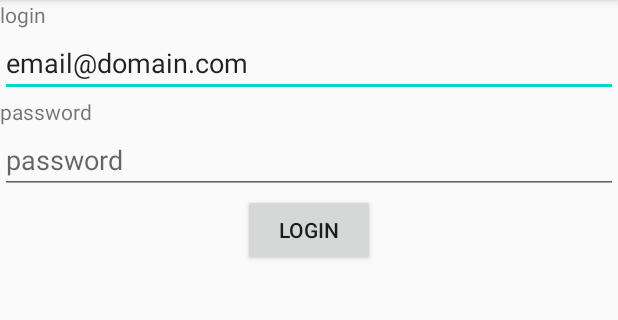
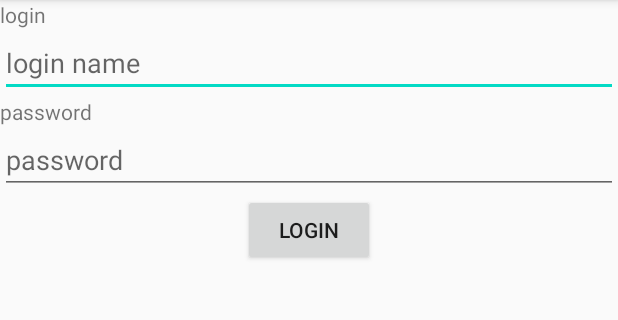
Before and after one commit to benkeun/CP470, an Android app: the screen it shows after launch (LoginActivity), on a phone screen of 412 x 824 dp, the part 84-404 px from its top. Run offline under Robolectric (Android 15) with nearby library versions, the phone set to English and light mode, and no system bars.

Commit message:
Finished Part 2

```diff
--- a/app/src/main/java/com/example/androidassignments/LoginActivity.java
+++ b/app/src/main/java/com/example/androidassignments/LoginActivity.java
@@ -23,18 +23,18 @@ public class LoginActivity extends AppCompatActivity {
         Log.i(ACTIVITY_NAME, "In onCreate()");
         loginEmail = findViewById(R.id.LoginText);
         loginButton=findViewById(R.id.LoginButton);
-        sharedPref = this.getPreferences(Context.MODE_PRIVATE);
-        String SavedEmail=sharedPref.getString(getString(R.string.pref_file_key), "email@domain.com");
-        loginEmail.setText(SavedEmail);
+        sharedPref = this.getSharedPreferences(getString(R.string.pref_file_key),Context.MODE_PRIVATE);
+        String SavedEmail=sharedPref.getString(getString(R.string.EmailKey), "email@domain.com");
+
         loginButton.setOnClickListener(new View.OnClickListener() {
             @Override
             public void onClick(View view) {
                 // Pass in the mime type you'd like to allow the user to select
                 // as the input
                 SharedPreferences.Editor editor = sharedPref.edit();
-                editor.putString(getString(R.string.pref_file_key), String.valueOf(loginEmail.getText()));
+                editor.putString(getString(R.string.EmailKey), String.valueOf(loginEmail.getText()));
                 editor.commit();
-                Intent intent = new Intent(LoginActivity.this, MainActivity.class);
+                Intent intent = new Intent(getApplicationContext(), MainActivity.class);
                 startActivity(intent);
             }
         });
--- a/app/src/main/res/values/strings.xml
+++ b/app/src/main/res/values/strings.xml
@@ -9,7 +9,8 @@
     <string name="RadioButton">RadioButton</string>
     <string name="LoginHint">login name</string>
     <string name="LoginButton">Login</string>
-    <string name="pref_file_key" translatable="false">defaultEmail</string>
+    <string name="pref_file_key" translatable="false">prefFile</string>
+    <string name="EmailKey" translatable="false">defaultEmail</string>
     <string name="dialog_message" >Hello, are we done here?</string>
     <string name="dialog_title" >Completed?</string>
     <string name="ok" >Ok</string>
```
